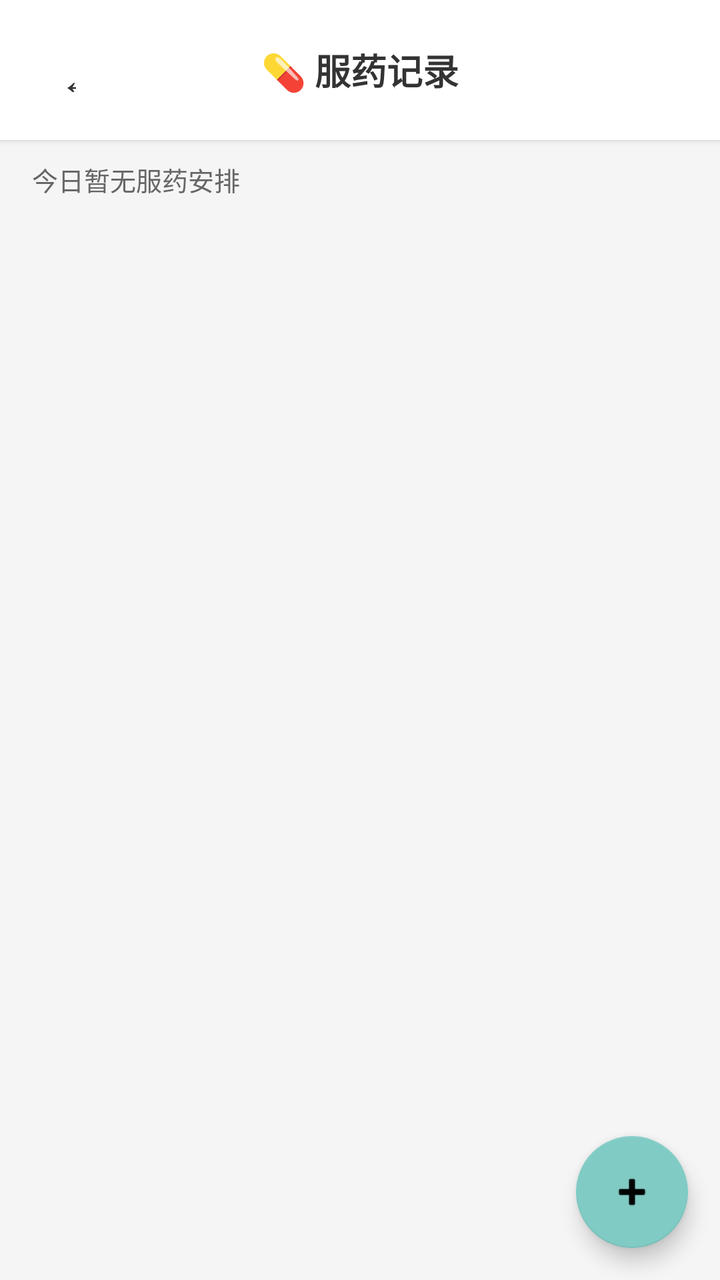
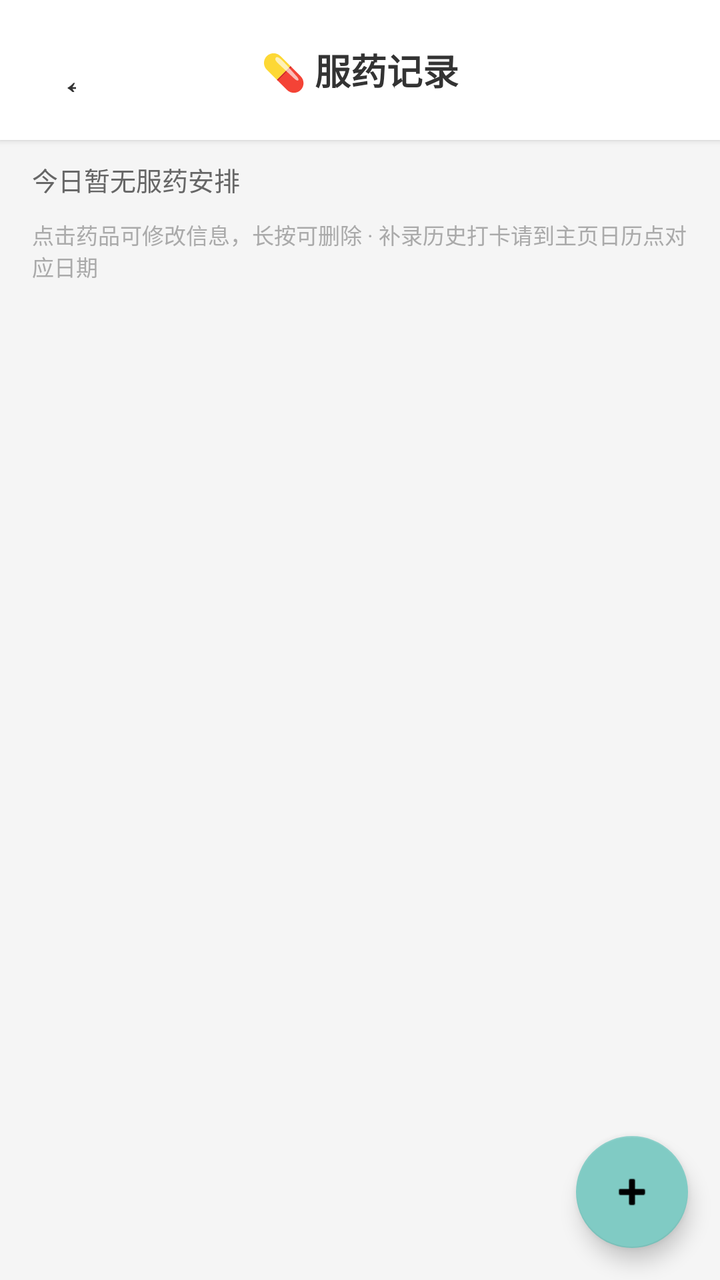

Two renders of the same Android screen: before a commit and after it. Below are the layout's source before the change and the commit's diff.
<!-- AndroidManifest.xml: application theme Theme.HealthRecorder -->
<!-- res/layout/activity_medication_list.xml -->
<?xml version="1.0" encoding="utf-8"?>
<LinearLayout xmlns:android="http://schemas.android.com/apk/res/android"
    android:layout_width="match_parent"
    android:layout_height="match_parent"
    android:orientation="vertical"
    android:background="#F5F5F5">

    
    <LinearLayout
        android:layout_width="match_parent"
        android:layout_height="wrap_content"
        android:orientation="horizontal"
        android:paddingHorizontal="12dp"
        android:paddingVertical="14dp"
        android:background="#FFFFFF"
        android:elevation="2dp"
        android:gravity="center_vertical">

        <Button
            android:id="@+id/btnBack"
            android:layout_width="42dp"
            android:layout_height="42dp"
            android:text="←"
            android:textSize="22sp"
            android:background="@android:color/transparent"
            android:textColor="#333333"/>

        <TextView
            android:layout_width="0dp"
            android:layout_height="wrap_content"
            android:layout_weight="1"
            android:text="💊 服药记录"
            android:textSize="18sp"
            android:textStyle="bold"
            android:textColor="#333333"
            android:gravity="center"/>

        <View
            android:layout_width="42dp"
            android:layout_height="42dp"/>
    </LinearLayout>

    
    <TextView
        android:id="@+id/tvSummary"
        android:layout_width="match_parent"
        android:layout_height="wrap_content"
        android:paddingHorizontal="16dp"
        android:paddingVertical="10dp"
        android:text="今日暂无服药安排"
        android:textSize="13sp"
        android:textColor="#666666"/>

    
    <ListView
        android:id="@+id/listView"
        android:layout_width="match_parent"
        android:layout_height="0dp"
        android:layout_weight="1"
        android:divider="@android:color/transparent"
        android:dividerHeight="0dp"
        android:clipToPadding="false"
        android:paddingBottom="80dp"/>

    
    <TextView
        android:id="@+id/tvEmpty"
        android:layout_width="match_parent"
        android:layout_height="0dp"
        android:layout_weight="1"
        android:gravity="center"
        android:text="还没有药品档案\n点右下角 + 添加一种药"
        android:textSize="15sp"
        android:textColor="#BBBBBB"
        android:visibility="gone"/>

    
    <com.google.android.material.floatingactionbutton.FloatingActionButton
        android:id="@+id/fabAdd"
        android:layout_width="wrap_content"
        android:layout_height="wrap_content"
        android:layout_gravity="end"
        android:layout_margin="16dp"
        android:src="@android:drawable/ic_input_add"
        android:contentDescription="添加药品"/>
</LinearLayout>
<!-- resources referenced by this layout -->
<resources>
  <style name="Theme.HealthRecorder" parent="Theme.MaterialComponents.Light.DarkActionBar">
          
          <item name="colorPrimary">@color/purple_500</item>
          <item name="colorPrimaryVariant">@color/purple_700</item>
          <item name="colorOnPrimary">@color/white</item>
          
          
          <item name="colorSecondary">@color/teal_200</item>
          <item name="colorSecondaryVariant">@color/teal_700</item>
          <item name="colorOnSecondary">@color/black</item>
          
          
          <item name="android:statusBarColor">?attr/colorPrimaryVariant</item>
          
          
      </style>
  <color name="purple_500">#9C27B0</color>
  <color name="purple_700">#7B1FA2</color>
  <color name="white">#FFFFFF</color>
  <color name="teal_200">#80CBC4</color>
  <color name="teal_700">#00796B</color>
  <color name="black">#000000</color>
</resources>

<!-- the commit's change to res/layout/activity_medication_list.xml (unified diff, before → after) -->
@@ -52,6 +52,17 @@
         android:textColor="#666666"/>
 
     
+    <TextView
+        android:id="@+id/tvHint"
+        android:layout_width="match_parent"
+        android:layout_height="wrap_content"
+        android:paddingHorizontal="16dp"
+        android:paddingBottom="10dp"
+        android:text="点击药品可修改信息，长按可删除 · 补录历史打卡请到主页日历点对应日期"
+        android:textSize="11sp"
+        android:textColor="#AAAAAA"/>
+
+    
     <ListView
         android:id="@+id/listView"
         android:layout_width="match_parent"
